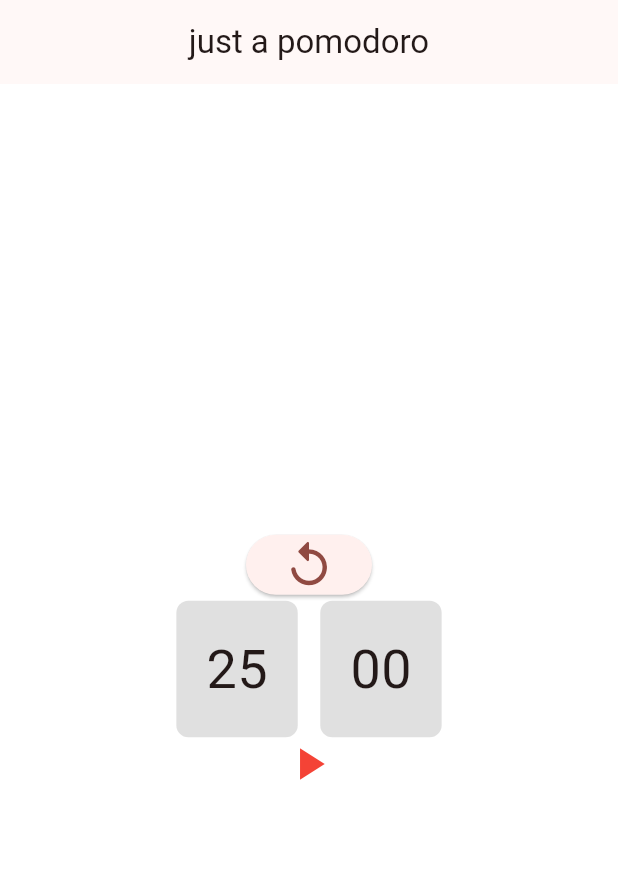
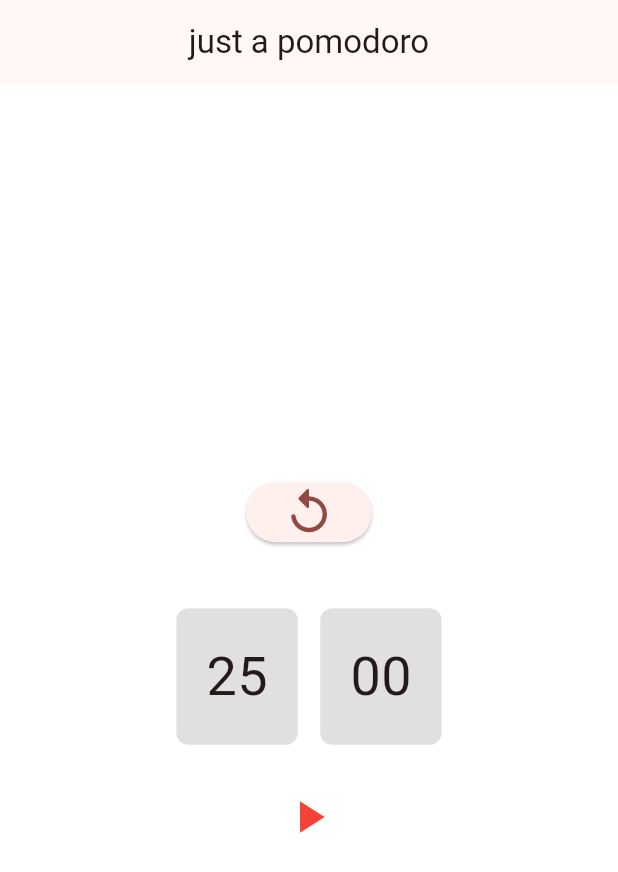
Before and after one commit to HypnosCicero/just_a_pomodoro, a Flutter app: the screen it shows after launch, on a phone screen of 412 x 824 dp. Shown: the top 872 px of the screen. Run offline on Flutter 3.47's test engine with Material 3 defaults, Android fonts, the phone set to English and light mode, and no system bars.

Commit message:
feat(main):adjust the top and bottom distance within the line,this is not the final solution.

```diff
--- a/lib/main.dart
+++ b/lib/main.dart
@@ -121,7 +121,7 @@ class _ClockBlockState extends State<ClockBlock> {
   Widget build(BuildContext context) {
     return
     Container(
-      color: backgroundColor, // 根据状态改变背景色
+      color: backgroundColor,
       child: Column(
         mainAxisAlignment: MainAxisAlignment.center,
         children: [
@@ -140,12 +140,14 @@ class _ClockBlockState extends State<ClockBlock> {
                 ),
             ],
           ),
+          SizedBox(height: 40),
           Row (
             mainAxisAlignment: MainAxisAlignment.center,
             children: [
               TimeBlock(minutes: _minutes ,seconds: _seconds),
             ]
           ),
+          SizedBox(height: 30),
           Row(
             mainAxisAlignment: MainAxisAlignment.center,
             children: [
```
